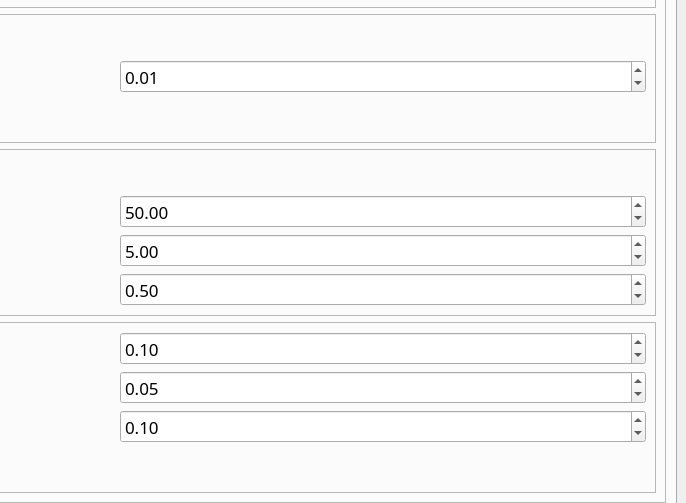
Before: the Qt Designer form mainwindow.ui in LiangBeam9810/AquaGS_GUI, drawn with Qt 5; both pictures show x 453 to 1139 and y 189 to 692 of the 1139 by 1000 pixel window.
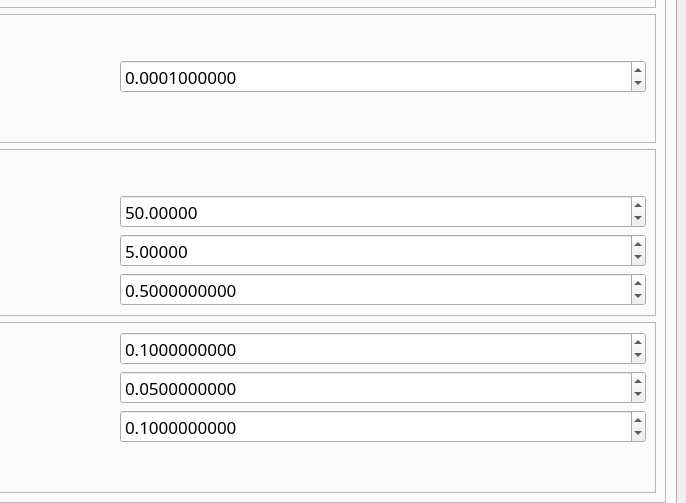
After: the same form once the commit is applied. The open tabs and pages were chosen to show the change.

What changed in the file:
```diff
--- a/mainwindow.ui
+++ b/mainwindow.ui
@@ -1483,6 +1483,18 @@
                       </item>
                       <item row="1" column="1">
                        <widget class="QDoubleSpinBox" name="winsizedoubleSpinBox">
+                        <property name="decimals">
+                         <number>5</number>
+                        </property>
+                        <property name="minimum">
+                         <double>1.000000000000000</double>
+                        </property>
+                        <property name="maximum">
+                         <double>1000000.000000000000000</double>
+                        </property>
+                        <property name="singleStep">
+                         <double>0.000001000000000</double>
+                        </property>
                         <property name="value">
                          <double>50.000000000000000</double>
                         </property>
@@ -1497,6 +1509,15 @@
                       </item>
                       <item row="2" column="1">
                        <widget class="QDoubleSpinBox" name="steplengthdoubleSpinBox">
+                        <property name="decimals">
+                         <number>5</number>
+                        </property>
+                        <property name="minimum">
+                         <double>1.000000000000000</double>
+                        </property>
+                        <property name="maximum">
+                         <double>1000000.000000000000000</double>
+                        </property>
                         <property name="value">
                          <double>5.000000000000000</double>
                         </property>
@@ -1511,6 +1532,12 @@
                       </item>
                       <item row="3" column="1">
                        <widget class="QDoubleSpinBox" name="r2doubleSpinBox">
+                        <property name="decimals">
+                         <number>10</number>
+                        </property>
+                        <property name="maximum">
+                         <double>1.000000000000000</double>
+                        </property>
                         <property name="singleStep">
                          <double>0.100000000000000</double>
                         </property>
@@ -1537,6 +1564,12 @@
                      <layout class="QGridLayout" name="gridLayout_19">
                       <item row="2" column="1">
                        <widget class="QDoubleSpinBox" name="minddoubleSpinBox">
+                        <property name="decimals">
+                         <number>10</number>
+                        </property>
+                        <property name="maximum">
+                         <double>1.000000000000000</double>
+                        </property>
                         <property name="singleStep">
                          <double>0.100000000000000</double>
                         </property>
@@ -1567,6 +1600,12 @@
                       </item>
                       <item row="1" column="1">
                        <widget class="QDoubleSpinBox" name="mafdoubleSpinBox">
+                        <property name="decimals">
+                         <number>10</number>
+                        </property>
+                        <property name="maximum">
+                         <double>1.000000000000000</double>
+                        </property>
                         <property name="singleStep">
                          <double>0.010000000000000</double>
                         </property>
@@ -1587,6 +1626,12 @@
                       </item>
                       <item row="0" column="1">
                        <widget class="QDoubleSpinBox" name="genodoubleSpinBox">
+                        <property name="decimals">
+                         <number>10</number>
+                        </property>
+                        <property name="maximum">
+                         <double>1.000000000000000</double>
+                        </property>
                         <property name="singleStep">
                          <double>0.100000000000000</double>
                         </property>
@@ -1745,11 +1790,17 @@
                         </item>
                         <item row="1" column="1">
                          <widget class="QDoubleSpinBox" name="hwdoubleSpinBox">
+                          <property name="decimals">
+                           <number>10</number>
+                          </property>
+                          <property name="maximum">
+                           <double>1.000000000000000</double>
+                          </property>
                           <property name="singleStep">
                            <double>0.010000000000000</double>
                           </property>
                           <property name="value">
-                           <double>0.010000000000000</double>
+                           <double>0.000100000000000</double>
                           </property>
                          </widget>
                         </item>
```
Left out of the diff: 355 changed lines with no effect on the pictures.
